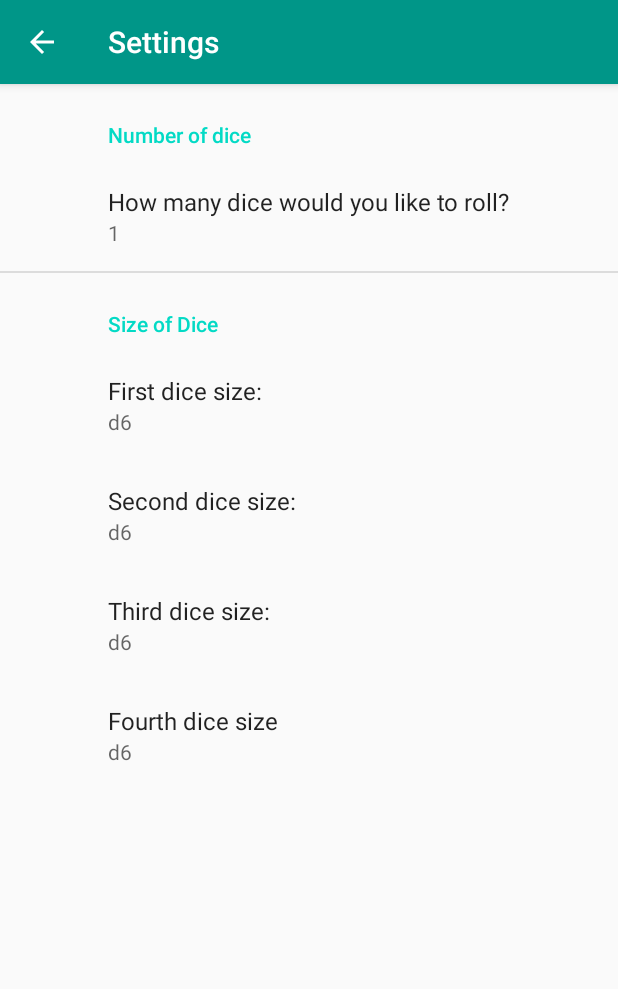
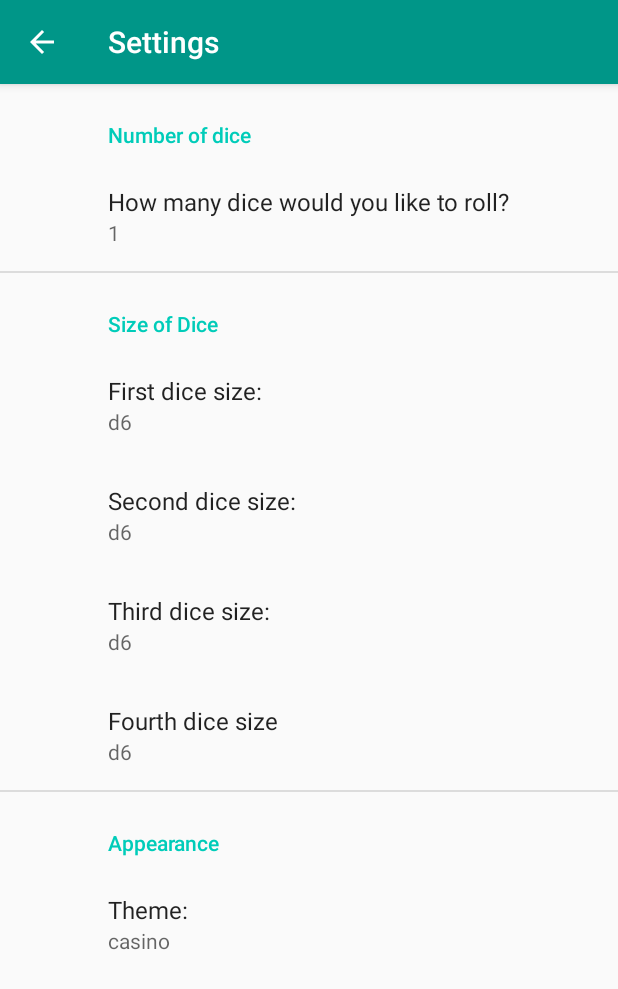
Before and after one commit to ryan-joseph-dev/dice, an Android app: the screen it shows after launch (SettingsActivity), after a tap on an icon or button, on a phone screen of 412 x 824 dp. Shown: the top 989 px of the screen. Run offline under Robolectric (Android 15) with nearby library versions, the phone set to English and light mode, and no system bars; our stand-ins replace androidx.preference.

Commit message:
add themes configuration

```diff
--- a/app/src/main/java/com/ryryapps/MainActivity.kt
+++ b/app/src/main/java/com/ryryapps/MainActivity.kt
@@ -8,6 +8,8 @@ import android.widget.Button
 import android.widget.ImageView
 import android.widget.TextView
 import androidx.appcompat.app.AppCompatActivity
+import androidx.constraintlayout.widget.ConstraintLayout
+import androidx.core.content.ContextCompat
 import androidx.preference.PreferenceManager
 import com.google.android.material.floatingactionbutton.FloatingActionButton
 import com.ryryapps.dice.R
@@ -40,6 +42,10 @@ class MainActivity : AppCompatActivity() {
         val totalTextView = findViewById<TextView>(R.id.TotalTextView)
 
         val sharedPreferences = PreferenceManager.getDefaultSharedPreferences(this.applicationContext)
+
+        val theme = sharedPreferences.getString("appearance_theme", "casino")
+
+        updateColorScheme(theme)
 
         val dice1Size = sharedPreferences.getString("dice_1", "6")
         val dice2Size = sharedPreferences.getString("dice_2", "6")
@@ -81,7 +87,6 @@ class MainActivity : AppCompatActivity() {
                 dice4DescriptionTextView.text = ""
                 dice4ImageView.visibility = View.INVISIBLE
             }
-
             else -> { // Number of dice == 4
             }
         }
@@ -134,5 +139,77 @@ class MainActivity : AppCompatActivity() {
             val intent = Intent(this, SettingsActivity::class.java).apply{}
             startActivity(intent)
         }
+
+    }
+
+    private fun updateColorScheme(theme: String?) {
+
+        val backgroundLayout = findViewById<ConstraintLayout>(R.id.backgroundLayout)
+
+        val dice1ImageView = findViewById<ImageView>(R.id.dice1ImageView)
+        val dice2ImageView = findViewById<ImageView>(R.id.dice2ImageView)
+        val dice3ImageView = findViewById<ImageView>(R.id.dice3ImageView)
+        val dice4ImageView = findViewById<ImageView>(R.id.dice4ImageView)
+
+        when (theme) {
+            "casino" -> {
+                backgroundLayout.setBackgroundColor(ContextCompat.getColor(this.applicationContext, R.color.casinoBackground))
+                dice1ImageView.setImageResource(R.drawable.dice_red)
+                dice2ImageView.setImageResource(R.drawable.dice_red)
+                dice3ImageView.setImageResource(R.drawable.dice_red)
+                dice4ImageView.setImageResource(R.drawable.dice_red)
+                updateTextColor(ContextCompat.getColor(this.applicationContext, R.color.casinoText))
+            }
+            "light" -> {
+                backgroundLayout.setBackgroundColor(ContextCompat.getColor(this.applicationContext, R.color.lightBackground))
+                dice1ImageView.setImageResource(R.drawable.dice)
+                dice2ImageView.setImageResource(R.drawable.dice)
+                dice3ImageView.setImageResource(R.drawable.dice)
+                dice4ImageView.setImageResource(R.drawable.dice)
+                updateTextColor(ContextCompat.getColor(this.applicationContext, R.color.lightText))
+            }
+            "dark" -> {
+                backgroundLayout.setBackgroundColor(ContextCompat.getColor(this.applicationContext, R.color.darkBackground))
+                dice1ImageView.setImageResource(R.drawable.dice)
+                dice2ImageView.setImageResource(R.drawable.dice)
+                dice3ImageView.setImageResource(R.drawable.dice)
+                dice4ImageView.setImageResource(R.drawable.dice)
+                updateTextColor(ContextCompat.getColor(this.applicationContext, R.color.darkText))
+            }
+            else -> { // default to casino
+                backgroundLayout.setBackgroundColor(ContextCompat.getColor(this.applicationContext, R.color.casinoBackground))
+                dice1ImageView.setImageResource(R.drawable.dice_red)
+                dice2ImageView.setImageResource(R.drawable.dice_red)
+                dice3ImageView.setImageResource(R.drawable.dice_red)
+                dice4ImageView.setImageResource(R.drawable.dice_red)
+                updateTextColor(ContextCompat.getColor(this.applicationContext, R.color.casinoText))
+            }
+        }
+    }
+
+    private fun updateTextColor(textColor: Int) {
+        val dice1TextView = findViewById<TextView>(R.id.dice1TextView)
+        val dice2TextView = findViewById<TextView>(R.id.dice2TextView)
+        val dice3TextView = findViewById<TextView>(R.id.dice3TextView)
+        val dice4TextView = findViewById<TextView>(R.id.dice4TextView)
+
+        val dice1DescriptionTextView = findViewById<TextView>(R.id.dice1DescriptionTextView)
+        val dice2DescriptionTextView = findViewById<TextView>(R.id.dice2DescriptionTextView)
+        val dice3DescriptionTextView = findViewById<TextView>(R.id.dice3DescriptionTextView)
+        val dice4DescriptionTextView = findViewById<TextView>(R.id.dice4DescriptionTextView)
+
+        val totalTextView = findViewById<TextView>(R.id.TotalTextView)
+
+        dice1TextView.setTextColor(textColor)
+        dice2TextView.setTextColor(textColor)
+        dice3TextView.setTextColor(textColor)
+        dice4TextView.setTextColor(textColor)
+
+        dice1DescriptionTextView.setTextColor(textColor)
+        dice2DescriptionTextView.setTextColor(textColor)
+        dice3DescriptionTextView.setTextColor(textColor)
+        dice4DescriptionTextView.setTextColor(textColor)
+
+        totalTextView.setTextColor(textColor)
     }
 }
--- /dev/null
+++ b/app/src/main/res/drawable/ic_settings_black_24dp.xml
@@ -0,0 +1,5 @@
+<vector android:height="24dp" android:tint="#FFFFFF"
+    android:viewportHeight="24" android:viewportWidth="24"
+    android:width="24dp" xmlns:android="http://schemas.android.com/apk/res/android">
+    <path android:fillColor="#FF000000" android:pathData="M19.1,12.9a2.8,2.8 0,0 0,0.1 -0.9,2.8 2.8,0 0,0 -0.1,-0.9l2.1,-1.6a0.7,0.7 0,0 0,0.1 -0.6L19.4,5.5a0.7,0.7 0,0 0,-0.6 -0.2l-2.4,1a6.5,6.5 0,0 0,-1.6 -0.9l-0.4,-2.6a0.5,0.5 0,0 0,-0.5 -0.4H10.1a0.5,0.5 0,0 0,-0.5 0.4L9.3,5.4a5.6,5.6 0,0 0,-1.7 0.9l-2.4,-1a0.4,0.4 0,0 0,-0.5 0.2l-2,3.4c-0.1,0.2 0,0.4 0.2,0.6l2,1.6a2.8,2.8 0,0 0,-0.1 0.9,2.8 2.8,0 0,0 0.1,0.9L2.8,14.5a0.7,0.7 0,0 0,-0.1 0.6l1.9,3.4a0.7,0.7 0,0 0,0.6 0.2l2.4,-1a6.5,6.5 0,0 0,1.6 0.9l0.4,2.6a0.5,0.5 0,0 0,0.5 0.4h3.8a0.5,0.5 0,0 0,0.5 -0.4l0.3,-2.6a5.6,5.6 0,0 0,1.7 -0.9l2.4,1a0.4,0.4 0,0 0,0.5 -0.2l2,-3.4c0.1,-0.2 0,-0.4 -0.2,-0.6ZM12,15.6A3.6,3.6 0,1 1,15.6 12,3.6 3.6,0 0,1 12,15.6Z"/>
+</vector>
--- a/app/src/main/res/values/arrays.xml
+++ b/app/src/main/res/values/arrays.xml
@@ -34,4 +34,10 @@
         <item>12</item>
         <item>20</item>
     </string-array>
+
+    <string-array name="appearance_theme">
+        <item>casino</item>
+        <item>light</item>
+        <item>dark</item>
+    </string-array>
 </resources>
--- a/app/src/main/res/values/colors.xml
+++ b/app/src/main/res/values/colors.xml
@@ -2,5 +2,17 @@
 <resources>
     <color name="colorPrimary">#009688</color>
     <color name="colorPrimaryDark">#00635A</color>
-    <color name="colorAccent">#03DAC5</color>
+    <color name="colorAccent">#00CCB9</color>
+
+    <color name="lightPrimary">#009688</color>
+    <color name="lightText">#000000</color>
+    <color name="lightBackground">#FFFFFF</color>
+
+    <color name="darkPrimary">#009688</color>
+    <color name="darkText">#009688</color>
+    <color name="darkBackground">#2B2B2B</color>
+
+    <color name="casinoPrimary">#009688</color>
+    <color name="casinoText">#FFFFFF</color>
+    <color name="casinoBackground">#148318</color>
 </resources>
--- a/app/src/main/res/values/strings.xml
+++ b/app/src/main/res/values/strings.xml
@@ -1,5 +1,5 @@
 <resources>
-    <string name="app_name">Dice</string>
+    <string name="app_name">Dice Roll</string>
     <string name="title_activity_login">Home</string>
     <string name="prompt_email">Email</string>
     <string name="prompt_password">Password</string>
--- a/app/src/main/res/xml/preferences.xml
+++ b/app/src/main/res/xml/preferences.xml
@@ -50,4 +50,17 @@
             app:defaultValue="6"
             app:summary="%s"/>
     </PreferenceCategory>
+
+    <PreferenceCategory
+        app:key="appearance_category"
+        app:title="Appearance">
+
+        <ListPreference
+            app:key="appearance_theme"
+            app:title="Theme: "
+            app:entries="@array/appearance_theme"
+            app:entryValues="@array/appearance_theme"
+            app:defaultValue="casino"
+            app:summary="%s"/>
+    </PreferenceCategory>
 </PreferenceScreen>
```
Also changed, not shown: app/build.gradle (+4 -4 lines), app/src/main/AndroidManifest.xml (+7 -3 lines), app/src/main/res/layout/activity_main.xml (+9 -5 lines).
